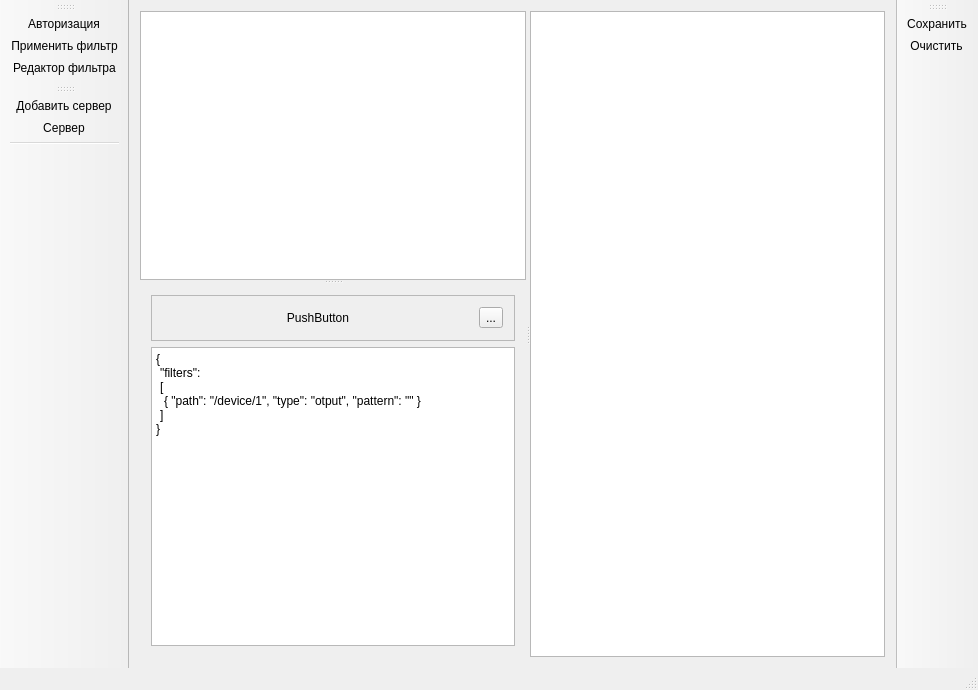
First picture: the form in logview/src/mainwindow.ui, repository breton75/Modus, before the edit.
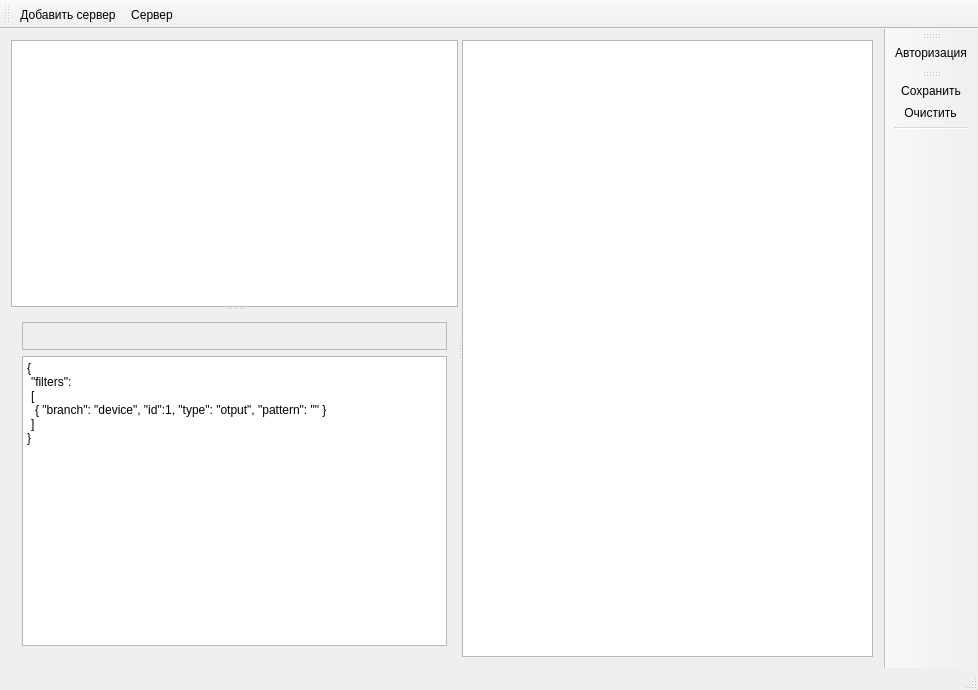
Second picture: the form after the edit. Icons and pictures are not drawn.

Patch:
```diff
--- a/logview/src/mainwindow.ui
+++ b/logview/src/mainwindow.ui
@@ -39,24 +39,122 @@
            <property name="frameShape">
             <enum>QFrame::StyledPanel</enum>
            </property>
-           <property name="frameShadow">
-            <enum>QFrame::Raised</enum>
-           </property>
            <layout class="QHBoxLayout" name="horizontalLayout">
+            <property name="spacing">
+             <number>1</number>
+            </property>
+            <property name="leftMargin">
+             <number>2</number>
+            </property>
+            <property name="topMargin">
+             <number>2</number>
+            </property>
+            <property name="rightMargin">
+             <number>2</number>
+            </property>
+            <property name="bottomMargin">
+             <number>2</number>
+            </property>
             <item>
-             <widget class="QPushButton" name="pushButton">
+             <widget class="QPushButton" name="bnOpenFilter">
+              <property name="sizePolicy">
+               <sizepolicy hsizetype="Fixed" vsizetype="Fixed">
+                <horstretch>0</horstretch>
+                <verstretch>0</verstretch>
+               </sizepolicy>
+              </property>
               <property name="text">
-               <string>PushButton</string>
+               <string/>
               </property>
+              <property name="icon">
+               <iconset resource="../../global/resourses/res.qrc">
+                <normaloff>:/my_icons/icons/011-folder.png</normaloff>:/my_icons/icons/011-folder.png</iconset>
+              </property>
+              <property name="iconSize">
+               <size>
+                <width>24</width>
+                <height>24</height>
+               </size>
+              </property>
+              <property name="checked">
+               <bool>false</bool>
+              </property>
               <property name="flat">
                <bool>true</bool>
               </property>
              </widget>
             </item>
             <item>
-             <widget class="QToolButton" name="toolButton">
+             <widget class="QPushButton" name="bnSaveFilter">
+              <property name="sizePolicy">
+               <sizepolicy hsizetype="Fixed" vsizetype="Fixed">
+                <horstretch>0</horstretch>
+                <verstretch>0</verstretch>
+               </sizepolicy>
+              </property>
               <property name="text">
-               <string>...</string>
+               <string/>
+              </property>
+              <property name="icon">
+               <iconset resource="../../global/resourses/res.qrc">
+                <normaloff>:/my_icons/icons/036-diskette-3.png</normaloff>:/my_icons/icons/036-diskette-3.png</iconset>
+              </property>
+              <property name="iconSize">
+               <size>
+                <width>24</width>
+                <height>24</height>
+               </size>
+              </property>
+              <property name="flat">
+               <bool>true</bool>
+              </property>
+             </widget>
+            </item>
+            <item>
+             <spacer name="horizontalSpacer">
+              <property name="orientation">
+               <enum>Qt::Horizontal</enum>
+              </property>
+              <property name="sizeHint" stdset="0">
+               <size>
+                <width>40</width>
+                <height>20</height>
+               </size>
+              </property>
+             </spacer>
+            </item>
+            <item>
+             <widget class="QPushButton" name="bnApplyFilter">
+              <property name="sizePolicy">
+               <sizepolicy hsizetype="Fixed" vsizetype="Fixed">
+                <horstretch>0</horstretch>
+                <verstretch>0</verstretch>
+               </sizepolicy>
+              </property>
+              <property name="styleSheet">
+               <string notr="true">background-color: rgb(255, 67, 38);</string>
+              </property>
+              <property name="text">
+               <string/>
+              </property>
+              <property name="icon">
+               <iconset resource="../../global/resourses/res.qrc">
+                <normaloff>:/my_icons/icons/019-fire.png</normaloff>:/my_icons/icons/019-fire.png</iconset>
+              </property>
+              <property name="iconSize">
+               <size>
+                <width>24</width>
+                <height>24</height>
+               </size>
+              </property>
+              <property name="checkable">
+               <bool>true</bool>
+              </property>
+              <property name="checked">
+               <bool>false</bool>
+              </property>
+              <property name="flat">
+               <bool>true</bool>
               </property>
              </widget>
             </item>
@@ -73,7 +171,7 @@
 &lt;p style=&quot; margin-top:0px; margin-bottom:0px; margin-left:0px; margin-right:0px; -qt-block-indent:0; text-indent:0px;&quot;&gt;{&lt;/p&gt;
 &lt;p style=&quot; margin-top:0px; margin-bottom:0px; margin-left:0px; margin-right:0px; -qt-block-indent:0; text-indent:0px;&quot;&gt;	&amp;quot;filters&amp;quot;:&lt;/p&gt;
 &lt;p style=&quot; margin-top:0px; margin-bottom:0px; margin-left:0px; margin-right:0px; -qt-block-indent:0; text-indent:0px;&quot;&gt;	[	&lt;/p&gt;
-&lt;p style=&quot; margin-top:0px; margin-bottom:0px; margin-left:0px; margin-right:0px; -qt-block-indent:0; text-indent:0px;&quot;&gt;		{ &amp;quot;path&amp;quot;: &amp;quot;/device/1&amp;quot;, &amp;quot;type&amp;quot;: &amp;quot;otput&amp;quot;, &amp;quot;pattern&amp;quot;: &amp;quot;&amp;quot; }&lt;/p&gt;
+&lt;p style=&quot; margin-top:0px; margin-bottom:0px; margin-left:0px; margin-right:0px; -qt-block-indent:0; text-indent:0px;&quot;&gt;		{ &amp;quot;branch&amp;quot;: &amp;quot;device&amp;quot;, &amp;quot;id&amp;quot;:1, &amp;quot;type&amp;quot;: &amp;quot;otput&amp;quot;, &amp;quot;pattern&amp;quot;: &amp;quot;&amp;quot; }&lt;/p&gt;
 &lt;p style=&quot; margin-top:0px; margin-bottom:0px; margin-left:0px; margin-right:0px; -qt-block-indent:0; text-indent:0px;&quot;&gt;	]&lt;/p&gt;
 &lt;p style=&quot; margin-top:0px; margin-bottom:0px; margin-left:0px; margin-right:0px; -qt-block-indent:0; text-indent:0px;&quot;&gt;}&lt;/p&gt;&lt;/body&gt;&lt;/html&gt;</string>
            </property>
@@ -116,14 +214,13 @@
   </widget>
   <widget class="QToolBar" name="mainToolBar">
    <attribute name="toolBarArea">
-    <enum>LeftToolBarArea</enum>
+    <enum>TopToolBarArea</enum>
    </attribute>
    <attribute name="toolBarBreak">
     <bool>false</bool>
    </attribute>
-   <addaction name="actionAuth"/>
-   <addaction name="actionApplyFilter"/>
-   <addaction name="actionEditFilter"/>
+   <addaction name="actionAddServer"/>
+   <addaction name="actionStartStopServer"/>
   </widget>
   <widget class="QStatusBar" name="statusBar"/>
   <widget class="QToolBar" name="toolBar">
@@ -135,22 +232,17 @@
    </property>
    <property name="iconSize">
     <size>
-     <width>32</width>
-     <height>32</height>
+     <width>24</width>
+     <height>24</height>
     </size>
    </property>
-   <property name="toolButtonStyle">
-    <enum>Qt::ToolButtonIconOnly</enum>
-   </property>
    <attribute name="toolBarArea">
-    <enum>LeftToolBarArea</enum>
+    <enum>RightToolBarArea</enum>
    </attribute>
    <attribute name="toolBarBreak">
     <bool>false</bool>
    </attribute>
-   <addaction name="actionAddServer"/>
-   <addaction name="actionStartStopServer"/>
-   <addaction name="separator"/>
+   <addaction name="actionAuth"/>
   </widget>
   <widget class="QToolBar" name="toolBar_2">
    <property name="windowTitle">
@@ -164,6 +256,7 @@
    </attribute>
    <addaction name="actionSaveLog"/>
    <addaction name="actionClearLog"/>
+   <addaction name="separator"/>
   </widget>
   <action name="actionSaveLog">
    <property name="icon">
@@ -210,10 +303,16 @@
      <normaloff>:/my_icons/icons/008-content.png</normaloff>:/my_icons/icons/008-content.png</iconset>
    </property>
    <property name="text">
-    <string>Редактор фильтра</string>
+    <string>Открыть фильтра</string>
+   </property>
+   <property name="toolTip">
+    <string>Открыть файл с текстом фильтра</string>
    </property>
   </action>
   <action name="actionClearLog">
+   <property name="checked">
+    <bool>false</bool>
+   </property>
    <property name="icon">
     <iconset resource="../../global/resourses/res.qrc">
      <normaloff>:/iconixar/icons/iconixar/remove.png</normaloff>:/iconixar/icons/iconixar/remove.png</iconset>
```
Left out of the diff: 70 changed lines with no effect on the pictures.
